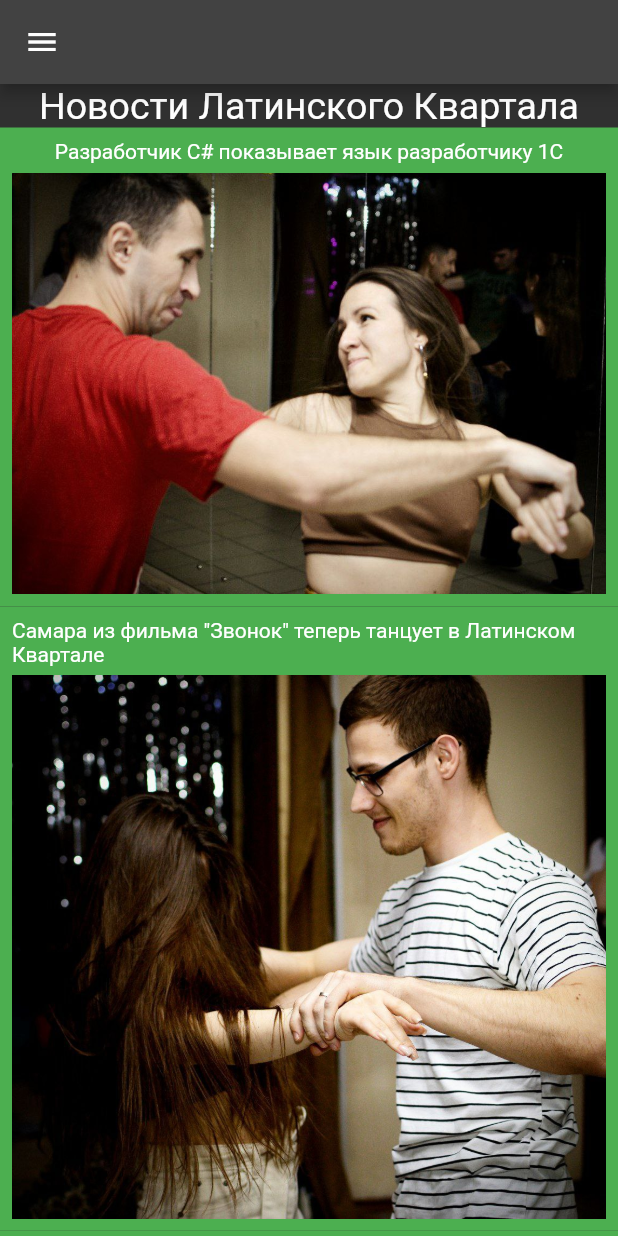
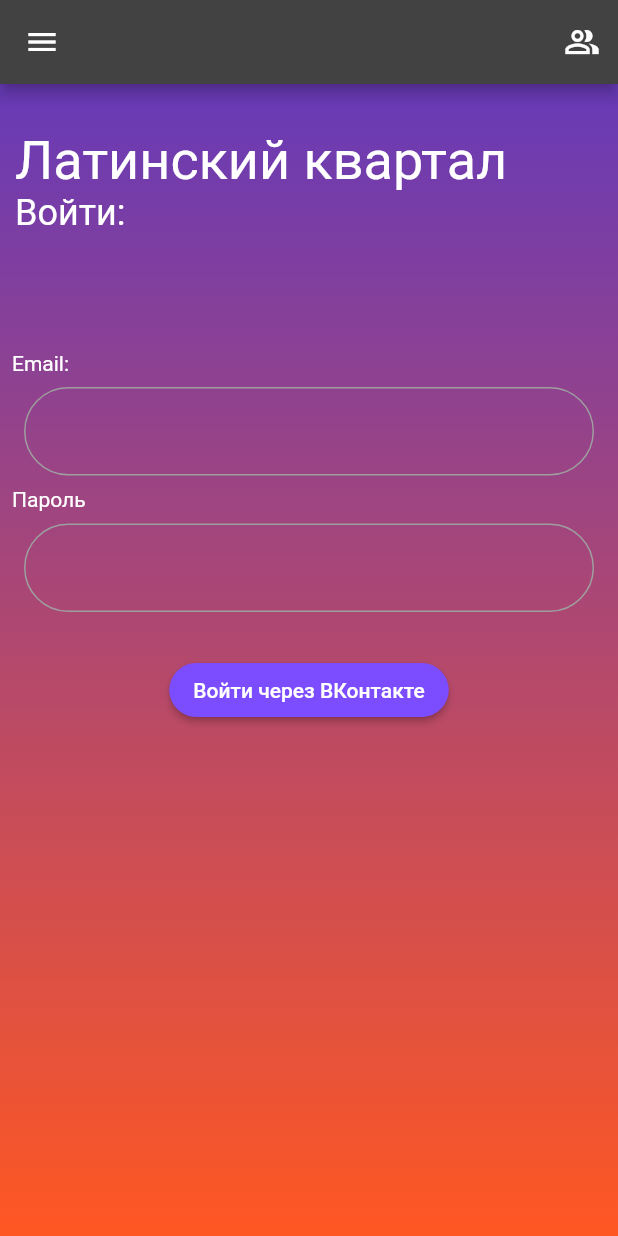
Before and after one commit to siniioduvan/latino_kvartal, a Flutter app: the screen it shows after launch, on a phone screen of 412 x 824 dp. Run offline on Flutter 3.47's test engine with Material 2 defaults, Android fonts, the light colour scheme and no system bars; our stand-ins replace google_fonts; Roboto replaces fonts that are missing (Acme).

Commit message:
16.05.23

```diff
--- a/lib/future/drawer.dart
+++ b/lib/future/drawer.dart
@@ -9,7 +9,7 @@ class DrawerMainMenu extends StatelessWidget {
       'Направления',
       'Расписание',
       'Преподаватели',
-      'Направления',
+      'Контакты',
     ];
 
     List<Widget> drawerMenuData = [];
@@ -35,6 +35,8 @@ class DrawerMainMenu extends StatelessWidget {
   }
 }
 
+///todo СДЕЛАТЬ ИКОНКИ МЕНЮ!!! ЧЕРЕЗ АССЕТЫ ПРОЧИЕ ПРИКОЛЮХИ!
+
 class DrawerListTile extends StatelessWidget {
   final String text;
 
--- /dev/null
+++ b/lib/pages/auth_page.dart
@@ -0,0 +1,19 @@
+import 'package:flutter/material.dart';
+import 'package:google_fonts/google_fonts.dart';
+import 'package:latino_kvartal/widgets/auth_page/entry_field.dart';
+import 'package:latino_kvartal/widgets/auth_page/header_widget.dart';
+
+
+class AuthPage extends StatelessWidget {
+  const AuthPage({Key? key}) : super(key: key);
+
+  @override
+  Widget build(BuildContext context) {
+    return ListView(
+        children: [
+          HeaderWidget(),
+          EntryField()
+        ],
+    );
+  }
+}
--- a/lib/pages/main_page.dart
+++ b/lib/pages/main_page.dart
@@ -60,7 +60,6 @@ class NewsPost extends StatelessWidget {
   Widget build(BuildContext context) {
     return Container(
         padding: EdgeInsets.all(8),
-        color: Colors.green,
         child: Column(
           children: [
             Text(data.text),
--- /dev/null
+++ b/lib/widgets/auth_page/entry_field.dart
@@ -0,0 +1,83 @@
+import 'package:flutter/material.dart';
+
+class EntryField extends StatelessWidget {
+  const EntryField({
+    super.key,
+  });
+
+  @override
+  Widget build(BuildContext context) {
+    return Padding(
+      padding: const EdgeInsets.all(8.0),
+      child: Column(
+        crossAxisAlignment: CrossAxisAlignment.start,
+        children: [
+          Text(
+            'Email:',
+          ),
+          Padding(
+            padding: const EdgeInsets.all(8.0),
+            child: TextField(
+              decoration: InputDecoration(
+                enabledBorder: OutlineInputBorder(
+                  borderRadius: BorderRadius.circular(30),
+                  borderSide: BorderSide(
+                    color: Colors.grey,
+                    width: 1.0,
+                  ),
+                ),
+                focusedBorder: OutlineInputBorder(
+                  borderRadius: BorderRadius.circular(30),
+                  borderSide: BorderSide(
+                    color: Colors.green,
+                    width: 2.0,
+                  ),
+                ),
+              ),
+            ),
+          ),
+          Text(
+            'Пароль',
+          ),
+          Padding(
+            padding: const EdgeInsets.all(8.0),
+            child: TextField(
+              decoration: InputDecoration(
+                enabledBorder: OutlineInputBorder(
+                  borderRadius: BorderRadius.circular(30),
+                  borderSide: BorderSide(
+                    color: Colors.grey,
+                    width: 1.0,
+                  ),
+                ),
+                focusedBorder: OutlineInputBorder(
+                  borderRadius: BorderRadius.circular(30),
+                  borderSide: BorderSide(
+                    color: Colors.green,
+                    width: 2.0,
+                  ),
+                ),
+              ),
+            ),
+          ),
+          SizedBox(
+            height: 20,
+          ),
+          Center(
+            child: ElevatedButton(
+              onPressed: () {},
+              child: Text('Войти через ВКонтакте'),
+              style: ButtonStyle(
+                backgroundColor:
+                    MaterialStateProperty.all(Colors.deepPurpleAccent),
+                shape: MaterialStateProperty.all(RoundedRectangleBorder(
+                  borderRadius: BorderRadius.circular(30)
+                ))
+              ),
+            ),
+          )
+        ],
+      ),
+    );
+  }
+}
--- /dev/null
+++ b/lib/widgets/auth_page/header_widget.dart
@@ -0,0 +1,27 @@
+import 'package:flutter/material.dart';
+import 'package:google_fonts/google_fonts.dart';
+
+class HeaderWidget extends StatelessWidget {
+  const HeaderWidget({
+    super.key,
+  });
+
+  @override
+  Widget build(BuildContext context) {
+    return Padding(
+      padding: const EdgeInsets.all(10.0),
+      child: Column(
+        crossAxisAlignment: CrossAxisAlignment.start,
+        children: [
+          SizedBox(height: 20,),
+          Text(
+              'Латинский квартал',
+              style: GoogleFonts.acme(fontSize: 36)
+          ),
+          Text('Войти:', style: GoogleFonts.acme(fontSize: 24)),
+          SizedBox(height: 60,),
+        ],
+      ),
+    );
+  }
+}
--- a/lib/widgets/my_app.dart
+++ b/lib/widgets/my_app.dart
@@ -1,5 +1,6 @@
 import 'package:flutter/material.dart';
 import 'package:latino_kvartal/future/drawer.dart';
+import 'package:latino_kvartal/pages/auth_page.dart';
 import 'package:latino_kvartal/pages/main_page.dart';
 import 'package:latino_kvartal/pages/user_profile.dart';
 
@@ -11,8 +12,30 @@ class MyApp extends StatelessWidget {
     return MaterialApp(
       theme: ThemeData.dark(),
       home: Scaffold(
-        appBar: AppBar(),
-        body: MainPage(),
+        appBar: AppBar(actions: [
+          IconButton(
+            icon: const Icon(Icons.people_alt_outlined),
+            tooltip: 'Open user profile',
+            onPressed: () {
+              // handle the press
+            },
+          ),
+        ]),
+        body: Center(
+          child: Container(
+            decoration: BoxDecoration(
+              gradient: LinearGradient(
+                begin: Alignment.topCenter,
+                end: Alignment.bottomCenter,
+                colors: [
+                  Colors.deepPurple,
+                  Colors.deepOrange
+                ]
+              )
+            ),
+            child: AuthPage(),
+          ),
+        ),
         drawer: DrawerMainMenu(),
       ),
     );
--- a/pubspec.yaml
+++ b/pubspec.yaml
@@ -30,6 +30,7 @@ environment:
 dependencies:
   flutter:
     sdk: flutter
+  google_fonts: ^4.0.4
 
 
   # The following adds the Cupertino Icons font to your application.
@@ -62,6 +63,7 @@ flutter:
   assets:
     - assets/images/main_logo.png
     - assets/images/news_pics/
+    - google_fonts
 
   # An images asset can refer to one or more resolution-specific "variants", see
   # https://flutter.dev/assets-and-images/#resolution-aware
```
Also changed, not shown: pubspec.lock, 7 other files.
